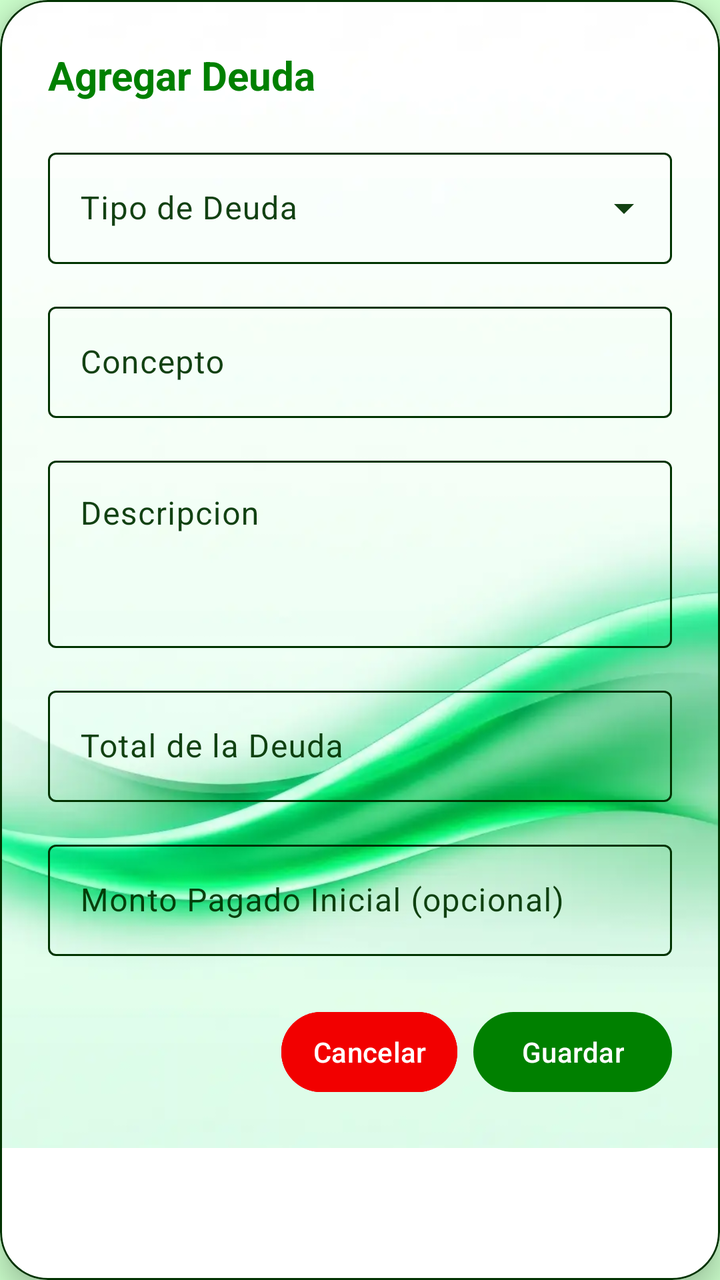
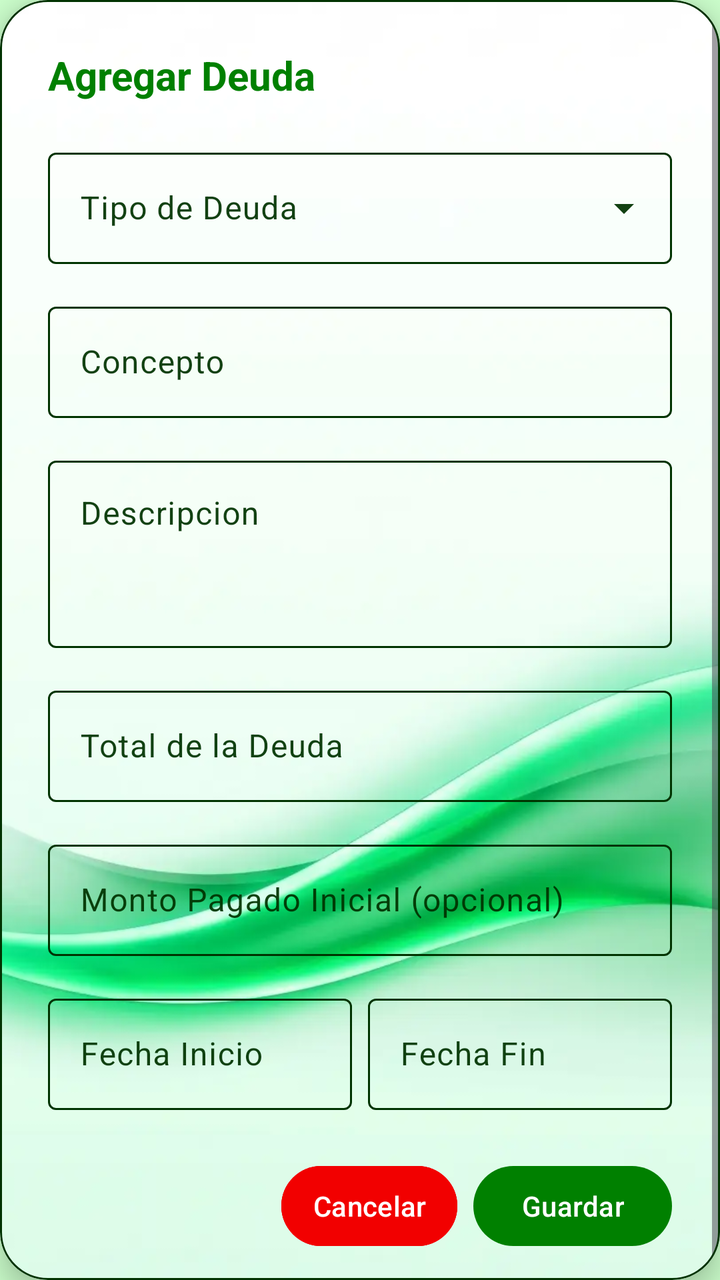

The first picture is an Android layout as it rendered before a commit; the second is the same layout after the commit. The layout source and the unified diff follow.
<!-- AndroidManifest.xml: application theme Theme.MyLittleFinanControl -->
<!-- res/layout/dialog_agregar_deuda.xml -->
<?xml version="1.0" encoding="utf-8"?>
<com.google.android.material.card.MaterialCardView xmlns:android="http://schemas.android.com/apk/res/android"
    xmlns:app="http://schemas.android.com/apk/res-auto"
    android:layout_width="match_parent"
    android:layout_height="wrap_content"
    android:layout_margin="16dp"
    app:cardCornerRadius="24dp"
    app:cardElevation="8dp"
    app:cardBackgroundColor="@android:color/white"
    app:strokeWidth="1dp"
    app:strokeColor="?attr/colorOutline">

    
    <RelativeLayout
        android:layout_width="match_parent"
        android:layout_height="wrap_content">

        
        <ImageView
            android:id="@+id/imagenFondo"
            android:layout_width="match_parent"
            android:layout_height="0dp"
            android:layout_alignTop="@id/scrollViewContenido"
            android:layout_alignBottom="@id/scrollViewContenido"
            android:src="@drawable/bg_1"
            android:scaleType="centerCrop" />

        
        <ScrollView
            android:id="@+id/scrollViewContenido"
            android:layout_width="match_parent"
            android:layout_height="wrap_content"
            android:background="@android:color/transparent">

            <LinearLayout
                android:layout_width="match_parent"
                android:layout_height="wrap_content"
                android:orientation="vertical"
                android:padding="24dp">

                <TextView
                    android:id="@+id/tv_titulo_dialogo"
                    android:layout_width="match_parent"
                    android:layout_height="wrap_content"
                    android:layout_marginBottom="20dp"
                    android:text="@string/txt_agregar_deuda"
                    android:textColor="?attr/colorPrimary"
                    android:textSize="20sp"
                    android:textStyle="bold" />

                
                <com.google.android.material.textfield.TextInputLayout
                    style="@style/Widget.Material3.TextInputLayout.OutlinedBox.ExposedDropdownMenu"
                    android:layout_width="match_parent"
                    android:layout_height="wrap_content"
                    android:layout_marginBottom="16dp"
                    android:hint="@string/txt_tipo_deuda">

                    <AutoCompleteTextView
                        android:id="@+id/auto_tipo_deuda"
                        android:layout_width="match_parent"
                        android:layout_height="wrap_content"
                        android:inputType="none" />
                </com.google.android.material.textfield.TextInputLayout>

                
                <com.google.android.material.textfield.TextInputLayout
                    style="@style/Widget.Material3.TextInputLayout.OutlinedBox"
                    android:layout_width="match_parent"
                    android:layout_height="wrap_content"
                    android:layout_marginBottom="16dp"
                    android:hint="@string/et_concepto">

                    <com.google.android.material.textfield.TextInputEditText
                        android:id="@+id/et_concepto"
                        android:layout_width="match_parent"
                        android:layout_height="wrap_content"
                        android:inputType="textCapSentences" />
                </com.google.android.material.textfield.TextInputLayout>

                
                <com.google.android.material.textfield.TextInputLayout
                    style="@style/Widget.Material3.TextInputLayout.OutlinedBox"
                    android:layout_width="match_parent"
                    android:layout_height="wrap_content"
                    android:layout_marginBottom="16dp"
                    android:hint="@string/item_descripcion">

                    <com.google.android.material.textfield.TextInputEditText
                        android:id="@+id/et_descripcion"
                        android:layout_width="match_parent"
                        android:layout_height="wrap_content"
                        android:gravity="top"
                        android:inputType="textMultiLine"
                        android:lines="3" />
                </com.google.android.material.textfield.TextInputLayout>

                
                <com.google.android.material.textfield.TextInputLayout
                    style="@style/Widget.Material3.TextInputLayout.OutlinedBox"
                    android:layout_width="match_parent"
                    android:layout_height="wrap_content"
                    android:layout_marginBottom="16dp"
                    android:hint="@string/et_total_deuda">

                    <com.google.android.material.textfield.TextInputEditText
                        android:id="@+id/et_total_deuda"
                        android:layout_width="match_parent"
                        android:layout_height="wrap_content"
                        android:inputType="numberDecimal" />
                </com.google.android.material.textfield.TextInputLayout>

                
                <com.google.android.material.textfield.TextInputLayout
                    style="@style/Widget.Material3.TextInputLayout.OutlinedBox"
                    android:layout_width="match_parent"
                    android:layout_height="wrap_content"
                    android:layout_marginBottom="24dp"
                    android:hint="@string/et_total_pagado">

                    <com.google.android.material.textfield.TextInputEditText
                        android:id="@+id/et_total_pagado"
                        android:layout_width="match_parent"
                        android:layout_height="wrap_content"
                        android:inputType="numberDecimal" />
                </com.google.android.material.textfield.TextInputLayout>

                <LinearLayout
                    android:layout_width="match_parent"
                    android:layout_height="wrap_content"
                    android:gravity="end"
                    android:orientation="horizontal">

                    
                    <com.google.android.material.button.MaterialButton
                        android:id="@+id/btn_cancelar"
                        style="@style/Widget.Material3.Button.TextButton"
                        android:layout_width="wrap_content"
                        android:layout_height="wrap_content"
                        android:layout_marginEnd="8dp"
                        android:text="@string/btn_cancelar"
                        app:strokeWidth="1dp"
                        app:strokeColor="?attr/colorError"
                        android:textColor="?attr/colorOnPrimary"
                        android:backgroundTint="?attr/colorError"/>

                    <com.google.android.material.button.MaterialButton
                        android:id="@+id/btn_guardar"
                        android:layout_width="wrap_content"
                        android:layout_height="wrap_content"
                        android:text="@string/btn_guardar"
                        app:backgroundTint="?attr/colorPrimary" />
                </LinearLayout>
            </LinearLayout>
        </ScrollView>
    </RelativeLayout>
</com.google.android.material.card.MaterialCardView>
<!-- resources referenced by this layout -->
<resources>
  <!-- drawable bg_1: webp bitmap (drawable, 18726 bytes) -->
  <string name="btn_cancelar">Cancelar</string>
  <string name="btn_guardar">Guardar</string>
  <string name="et_concepto">Concepto</string>
  <string name="et_total_deuda">Total de la Deuda</string>
  <string name="et_total_pagado">Monto Pagado Inicial (opcional)</string>
  <string name="item_descripcion">Descripcion</string>
  <string name="txt_agregar_deuda">Agregar Deuda</string>
  <string name="txt_tipo_deuda">Tipo de Deuda</string>
  <style name="Theme.MyLittleFinanControl" parent="Base.Theme.MyLittleFinanControl" />
  <style name="Base.Theme.MyLittleFinanControl" parent="Theme.Material3.DayNight.NoActionBar">
  
          
          <item name="colorPrimary">@color/verde_oscuro</item>
          
          <item name="colorOnPrimary">@android:color/white</item>
  
          
          <item name="colorPrimaryContainer">@color/verde_claro</item>
          
          <item name="colorOnPrimaryContainer">@color/verde_negro</item>
  
          
          <item name="colorSecondary">@color/verde</item>
          
          <item name="colorOnSecondary">@color/verde_negro</item>
  
          
          <item name="colorSecondaryContainer">@color/verde_transparente</item>
          <item name="colorOnSecondaryContainer">@color/verde_negro</item>
  
          
          <item name="colorTertiary">@color/verde_blanco_transparente</item>
          <item name="colorOnTertiary">@color/verde_negro</item>
  
          
          <item name="colorOutline">@color/verde_negro</item>
  
          
          <item name="colorOnSurface">@color/verde_negro</item>
  
          
          
          <item name="android:windowBackground">@color/verde_claro</item>
          
          <item name="colorSurface">@color/verde_blanco_transparente</item>
  
          
          <item name="colorError">@color/rojo_alerta</item>
          <item name="colorOnError">@color/rojo_transparente</item>
  
          
          <item name="android:statusBarColor">@android:color/white</item>
          <item name="android:windowLightStatusBar">true</item>
  
          
          <item name="colorSurfaceVariant">@color/verde_transparente</item>
          <item name="colorOnSurfaceVariant">@color/verde_gris</item>
  
          
          <item name="popupMenuBackground">@android:color/white</item>
          <item name="android:popupBackground">@android:color/white</item>
  
          <item name="colorSurfaceContainer">@color/verde_claro</item>
          <item name="colorSurfaceContainerLow">@color/verde_claro</item>
          <item name="colorSurfaceContainerHigh">@color/verde_claro</item>
          <item name="colorSurfaceContainerHighest">@color/verde_claro</item>
      </style>
  <color name="verde_oscuro">#008000</color>
  <color name="verde_claro">#CCFFCC</color>
  <color name="verde_negro">#003300</color>
  <color name="verde">#00C292</color>
  <color name="verde_transparente">#5FCCFFCC</color>
  <color name="verde_blanco_transparente">#D3F6FFF6</color>
  <color name="rojo_alerta">#F20000</color>
  <color name="rojo_transparente">#7BF69F9F</color>
  <color name="verde_gris">#ED003300</color>
</resources>

<!-- the commit's change to res/layout/dialog_agregar_deuda.xml (unified diff, before → after) -->
@@ -115,7 +115,7 @@
                     style="@style/Widget.Material3.TextInputLayout.OutlinedBox"
                     android:layout_width="match_parent"
                     android:layout_height="wrap_content"
-                    android:layout_marginBottom="24dp"
+                    android:layout_marginBottom="16dp"
                     android:hint="@string/et_total_pagado">
 
                     <com.google.android.material.textfield.TextInputEditText
@@ -124,6 +124,47 @@
                         android:layout_height="wrap_content"
                         android:inputType="numberDecimal" />
                 </com.google.android.material.textfield.TextInputLayout>
+
+                
+                <LinearLayout
+                    android:layout_width="match_parent"
+                    android:layout_height="wrap_content"
+                    android:orientation="horizontal"
+                    android:layout_marginBottom="24dp">
+
+                    <com.google.android.material.textfield.TextInputLayout
+                        style="@style/Widget.Material3.TextInputLayout.OutlinedBox"
+                        android:layout_width="0dp"
+                        android:layout_height="wrap_content"
+                        android:layout_weight="1"
+                        android:layout_marginEnd="8dp"
+                        android:hint="Fecha Inicio">
+
+                        <com.google.android.material.textfield.TextInputEditText
+                            android:id="@+id/et_fecha_inicio"
+                            android:layout_width="match_parent"
+                            android:layout_height="wrap_content"
+                            android:focusable="false"
+                            android:clickable="true"
+                            android:inputType="none" />
+                    </com.google.android.material.textfield.TextInputLayout>
+
+                    <com.google.android.material.textfield.TextInputLayout
+                        style="@style/Widget.Material3.TextInputLayout.OutlinedBox"
+                        android:layout_width="0dp"
+                        android:layout_height="wrap_content"
+                        android:layout_weight="1"
+                        android:hint="Fecha Fin">
+
+                        <com.google.android.material.textfield.TextInputEditText
+                            android:id="@+id/et_fecha_fin"
+                            android:layout_width="match_parent"
+                            android:layout_height="wrap_content"
+                            android:focusable="false"
+                            android:clickable="true"
+                            android:inputType="none" />
+                    </com.google.android.material.textfield.TextInputLayout>
+                </LinearLayout>
 
                 <LinearLayout
                     android:layout_width="match_parent"
